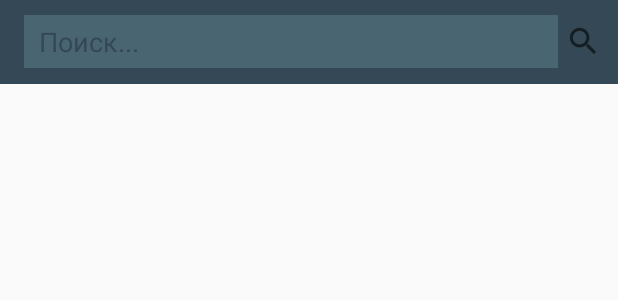
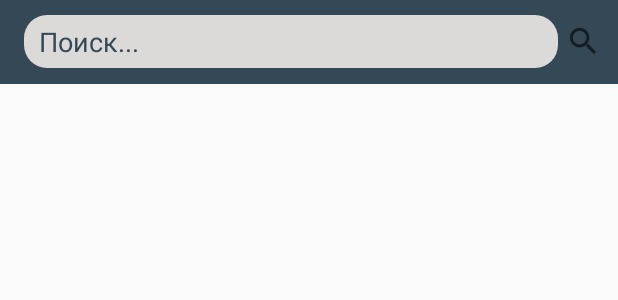
Before and after one commit to Kirichenkov9/SB-app, an Android app: the layout app_bar_search.xml on its own in the app's theme, with its tools: preview values and no code run, on a phone screen of 412 x 824 dp. Shown: the top 300 px of the screen. Run offline under Robolectric (Android 15) with nearby library versions, the phone set to English and light mode, and no system bars.

Commit message:
update search edittext

```diff
--- /dev/null
+++ b/app/src/main/res/drawable/rounded_edittext.xml
@@ -0,0 +1,12 @@
+<?xml version="1.0" encoding="utf-8"?>
+
+<shape xmlns:android="http://schemas.android.com/apk/res/android"
+       android:shape="rectangle"
+       android:padding="10dp">
+    <solid android:color="@color/grey"/>
+    <corners
+            android:bottomRightRadius="15dp"
+            android:bottomLeftRadius="15dp"
+            android:topLeftRadius="15dp"
+            android:topRightRadius="15dp"/>
+</shape>
--- a/app/src/main/res/layout/app_bar_search.xml
+++ b/app/src/main/res/layout/app_bar_search.xml
@@ -19,16 +19,17 @@
             <EditText
                     android:id="@+id/search_edit_frame"
                     android:hint="@string/search_hint"
-                    android:background="@color/background"
+                    android:background="@drawable/rounded_edittext"
                     android:layout_marginEnd="40dp"
                     android:textColorHint="@color/colorPrimary"
                     android:inputType="textShortMessage"
                     android:lines="1"
                     android:paddingStart="10dp"
-                    android:textColor="@color/colorAccent"
+                    android:textColor="@color/colorPrimaryDark"
                     android:layout_width="match_parent"
                     android:layout_height="35dp"
-                    android:imeOptions="actionSearch"/>
+                    android:imeOptions="actionSearch"
+                    android:textCursorDrawable="@color/colorPrimaryDark"/>
 
             <ImageButton
                     android:id="@+id/start_search"
--- a/app/src/main/res/values/colors.xml
+++ b/app/src/main/res/values/colors.xml
@@ -8,4 +8,5 @@
     <color name="white">#ffffff</color>
     <color name="grey">#dcd9d9</color>
     <color name="button">#F9AA33</color>
+    <color name="app_bar_search">#dd6c6666</color>
 </resources>
```
